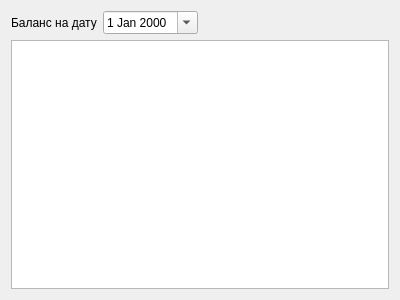
First picture: the form in class_ref_balans_rs.ui, repository berserk24/finance, before the edit.
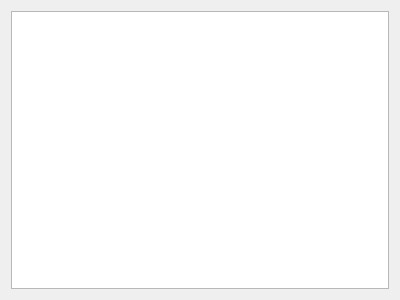
Second picture: the form after the edit.

Diff of the .ui file:
```diff
--- a/class_ref_balans_rs.ui
+++ b/class_ref_balans_rs.ui
@@ -15,37 +15,6 @@
   </property>
   <layout class="QGridLayout" name="gridLayout">
    <item row="0" column="0">
-    <layout class="QHBoxLayout" name="horizontalLayout">
-     <item>
-      <widget class="QLabel" name="label">
-       <property name="text">
-        <string>Баланс на дату</string>
-       </property>
-      </widget>
-     </item>
-     <item>
-      <widget class="QDateEdit" name="dateEdit">
-       <property name="calendarPopup">
-        <bool>true</bool>
-       </property>
-      </widget>
-     </item>
-     <item>
-      <spacer name="horizontalSpacer">
-       <property name="orientation">
-        <enum>Qt::Horizontal</enum>
-       </property>
-       <property name="sizeHint" stdset="0">
-        <size>
-         <width>40</width>
-         <height>20</height>
-        </size>
-       </property>
-      </spacer>
-     </item>
-    </layout>
-   </item>
-   <item row="1" column="0">
     <widget class="QTableView" name="tableView">
      <property name="selectionMode">
       <enum>QAbstractItemView::ExtendedSelection</enum>
```
